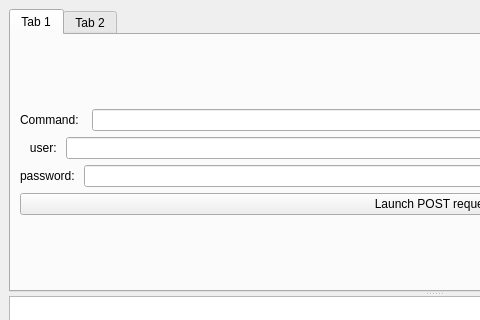
The window that lui_testing/py3_pyside2_n_dui2/manage_users/simple.ui (luisodls/dui_prototyping) describes before a commit, drawn with Qt 5; both pictures show x 0 to 480 and y 0 to 320 of the 868 by 657 pixel window.
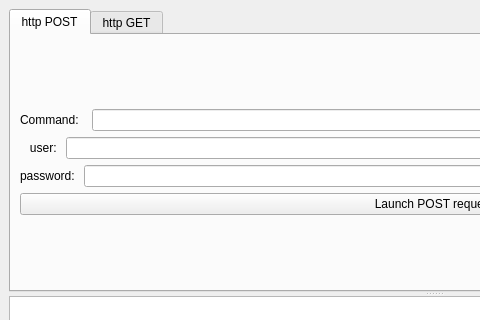
The same window after the commit.

Patch:
```diff
--- a/lui_testing/py3_pyside2_n_dui2/manage_users/simple.ui
+++ b/lui_testing/py3_pyside2_n_dui2/manage_users/simple.ui
@@ -26,7 +26,7 @@
        </property>
        <widget class="QWidget" name="tab">
         <attribute name="title">
-         <string>Tab 1</string>
+         <string>http POST</string>
         </attribute>
         <layout class="QGridLayout" name="gridLayout_2">
          <item row="0" column="0">
@@ -86,7 +86,7 @@
        </widget>
        <widget class="QWidget" name="tab_2">
         <attribute name="title">
-         <string>Tab 2</string>
+         <string>http GET</string>
         </attribute>
         <layout class="QGridLayout" name="gridLayout">
          <item row="0" column="0">
```
Left out of the diff: 2 changed lines with no effect on the pictures.
